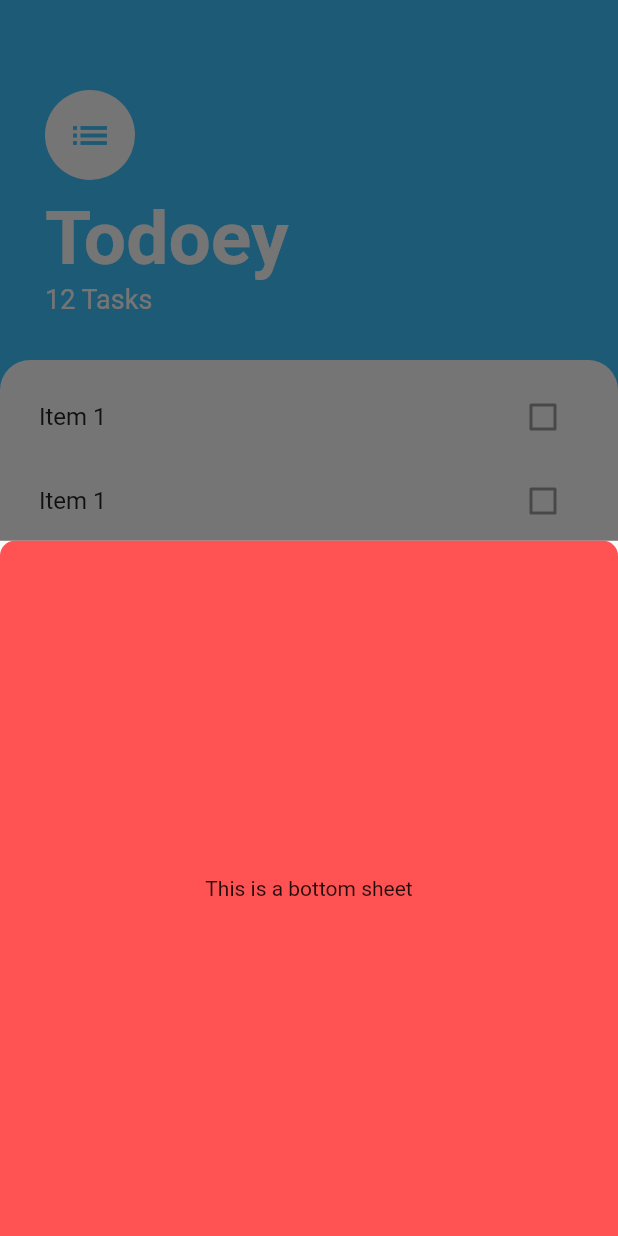
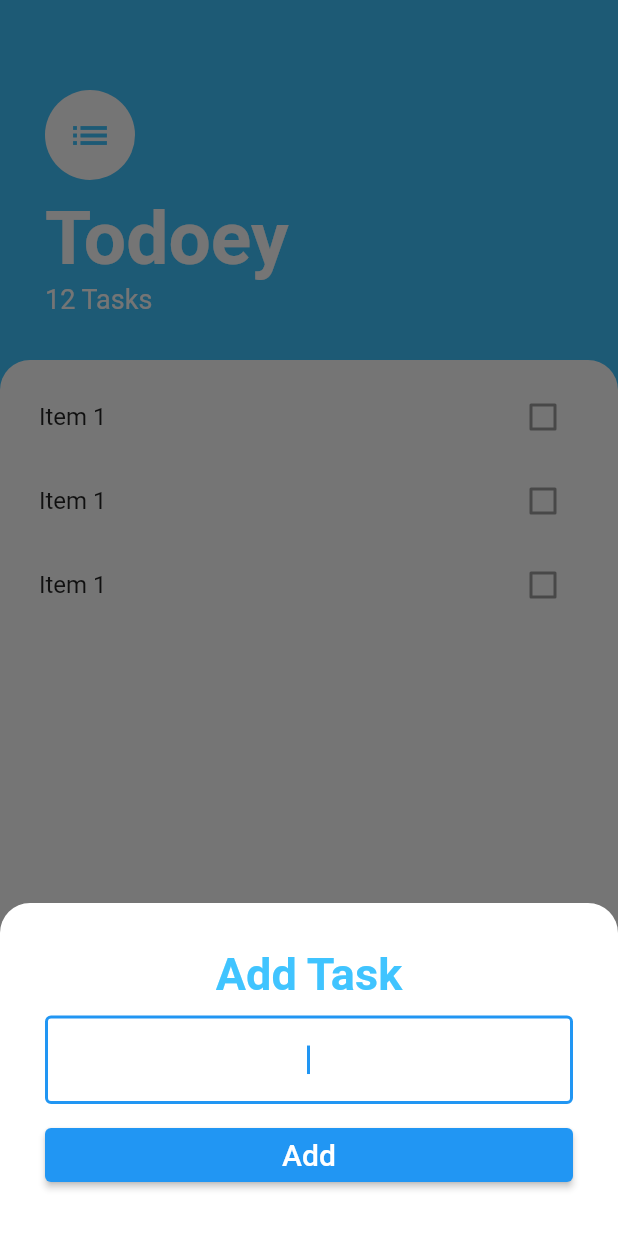
Before and after one commit to krishnatandon1208/todoey, a Flutter app: the screen it shows after launch, after a tap on the "add" icon, on a phone screen of 412 x 824 dp. Run offline on Flutter 3.47's test engine with Material 2 defaults, Android fonts, the phone set to English and light mode, and no system bars.

Commit message:
Bottom Sheet added

```diff
--- a/lib/screens/add_task_screen.dart
+++ b/lib/screens/add_task_screen.dart
@@ -1 +1,59 @@
-//import "package:flutter/material.dart";
+import 'dart:ui';
+
+import 'package:flutter/cupertino.dart';
+import "package:flutter/material.dart";
+
+class AddTaskScreen extends StatelessWidget {
+  @override
+  Widget build(BuildContext context) {
+    return Container(
+      color: Color(0xff757575),
+      child: Container(
+        padding: EdgeInsets.all(30.0),
+        decoration: BoxDecoration(
+          color: Colors.white,
+          borderRadius: BorderRadius.only(topLeft: Radius.circular(20.0), topRight: Radius.circular(20.0)),
+        ),
+        child: Column(
+          crossAxisAlignment: CrossAxisAlignment.stretch,
+          children: <Widget>[
+            Text(
+              "Add Task",
+              textAlign: TextAlign.center,
+              style: TextStyle(
+                color: Colors.lightBlueAccent,
+                fontSize: 30.0,
+                fontWeight: FontWeight.bold,
+              ),
+            ),
+            SizedBox(
+              height: 10.0,
+            ),
+            TextField(
+              autofocus: true,
+              textAlign: TextAlign.center,
+              decoration: InputDecoration(
+                border: const OutlineInputBorder(),
+                fillColor: Colors.lightBlueAccent,
+              ),
+            ),
+            SizedBox(
+              height: 10.0,
+            ),
+            ElevatedButton(
+              child: Text(
+                "Add",
+                style: TextStyle(
+                  fontSize: 20.0,
+                ),
+              ),
+              onPressed: () => {
+                print("Button Pressed")
+              },
+            ),
+          ],
+        ),
+      ),
+    );
+  }
+}
--- a/lib/screens/tasks_screen.dart
+++ b/lib/screens/tasks_screen.dart
@@ -3,33 +3,25 @@ import "package:provider/widgets/tasks_list.dart";
 import "package:provider/screens/add_task_screen.dart";
 
 class TasksScreen extends StatelessWidget {
-
-  Widget buildBottomSheet(BuildContext context){
-    return Container(
-      child: Center(
-        child: Text("This is a bottom sheet"),
-      ),
-      decoration: BoxDecoration(
-        color: Colors.redAccent,
-        borderRadius: BorderRadius.only(
-          topLeft: Radius.circular(10.0),
-          topRight: Radius.circular(10.0)
-        )
-      ),
-    );
-  }
-
   @override
   Widget build(BuildContext context) {
     return Scaffold(
-      backgroundColor: Colors.lightBlueAccent ,
+      backgroundColor: Colors.lightBlueAccent,
       floatingActionButton: FloatingActionButton(
         onPressed: () {
           //When we click + button we want to add a new task in a new slided box that slides from bottom to center
           // and helps create a new task.
           showModalBottomSheet(
-              context: context,
-              builder: buildBottomSheet,
+            context: context,
+            isScrollControlled: true,
+            builder: (context) => SingleChildScrollView(
+              child: Container(
+                padding: EdgeInsets.only(
+                  bottom: MediaQuery.of(context).viewInsets.bottom,
+                ),
+                child: AddTaskScreen(),
+              ),
+            ),
           );
         },
         backgroundColor: Colors.lightBlueAccent,
```
